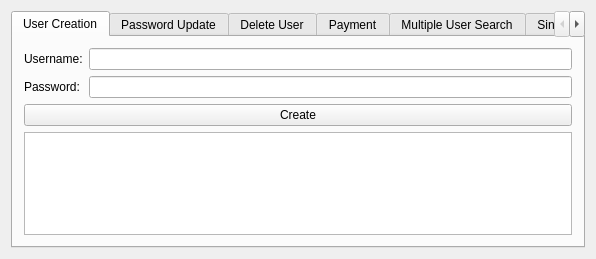
CodexVII/Qt, file NetworkRequest/apiform.ui: the form before one commit.
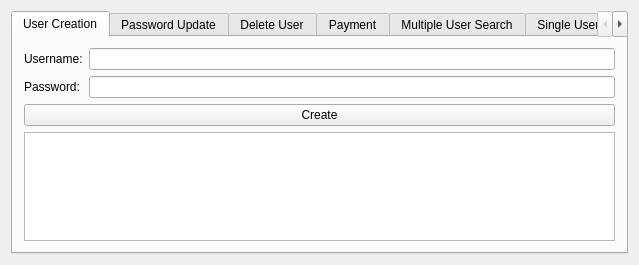
The form after the commit.

The edit to the form file:
```diff
--- a/NetworkRequest/apiform.ui
+++ b/NetworkRequest/apiform.ui
@@ -6,8 +6,8 @@
    <rect>
     <x>0</x>
     <y>0</y>
-    <width>596</width>
-    <height>259</height>
+    <width>639</width>
+    <height>265</height>
    </rect>
   </property>
   <property name="windowTitle">
```
